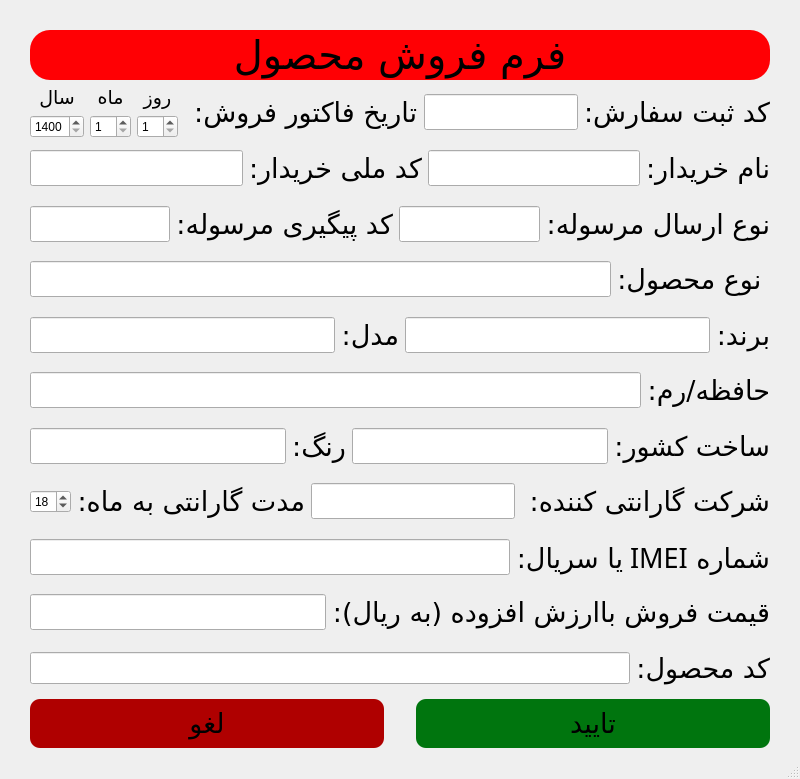
The window that Resources/SellProductForm.ui (Danial-Movahed/123PhoneDB) describes before a commit, drawn with Qt 5.
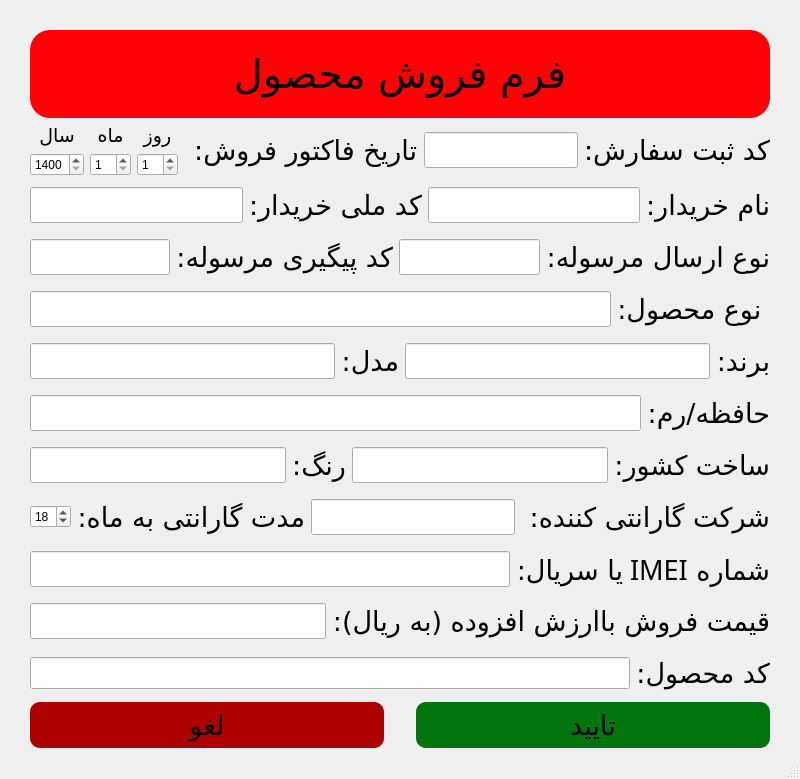
The same window after the commit.

What changed in the file:
```diff
--- a/Resources/SellProductForm.ui
+++ b/Resources/SellProductForm.ui
@@ -40,7 +40,8 @@
       </property>
       <property name="styleSheet">
        <string notr="true">background-color: rgb(255, 0, 4);
-border-radius: 20px;</string>
+border-radius: 20px;
+padding: 20px;</string>
       </property>
       <property name="text">
        <string>فرم فروش محصول</string>
@@ -49,7 +50,7 @@
        <set>Qt::AlignCenter</set>
       </property>
       <property name="margin">
-       <number>17</number>
+       <number>0</number>
       </property>
      </widget>
     </item>
```
